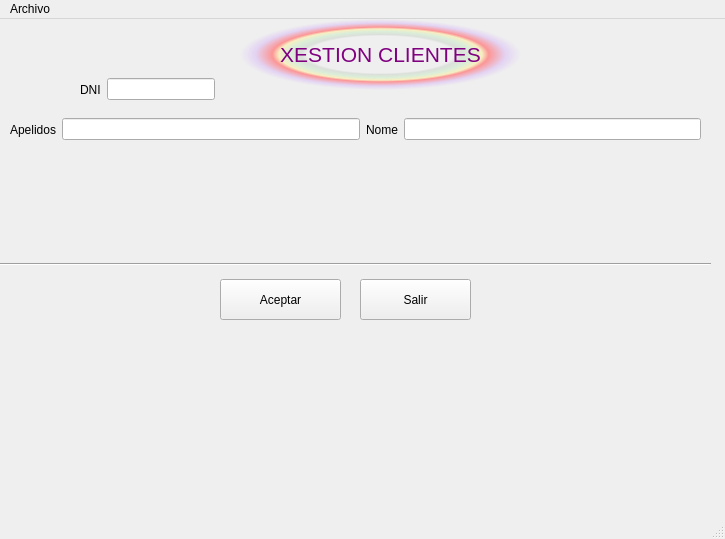
First picture: the form in window.ui, repository PortelaAtenea/BasicInterface, before the edit.
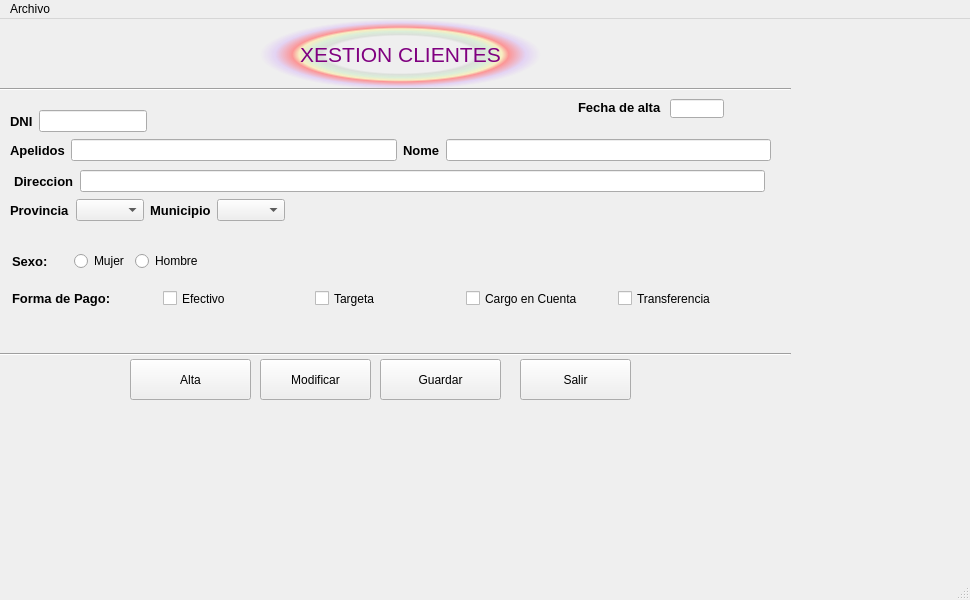
Second picture: the form after the edit. Icons and pictures are not drawn.

```diff
--- a/window.ui
+++ b/window.ui
@@ -6,8 +6,8 @@
    <rect>
     <x>0</x>
     <y>0</y>
-    <width>725</width>
-    <height>539</height>
+    <width>970</width>
+    <height>600</height>
    </rect>
   </property>
   <property name="sizePolicy">
@@ -23,20 +23,20 @@
    <widget class="QPushButton" name="btnAceptar">
     <property name="geometry">
      <rect>
-      <x>220</x>
-      <y>260</y>
+      <x>130</x>
+      <y>340</y>
       <width>121</width>
       <height>41</height>
      </rect>
     </property>
     <property name="text">
-     <string>Aceptar</string>
+     <string>Alta</string>
     </property>
    </widget>
    <widget class="QLabel" name="lblTitulo">
     <property name="geometry">
      <rect>
-      <x>240</x>
+      <x>260</x>
       <y>0</y>
       <width>281</width>
       <height>71</height>
@@ -68,8 +68,8 @@
    <widget class="QPushButton" name="btnSalir">
     <property name="geometry">
      <rect>
-      <x>360</x>
-      <y>260</y>
+      <x>520</x>
+      <y>340</y>
       <width>111</width>
       <height>41</height>
      </rect>
@@ -78,18 +78,178 @@
      <string>Salir</string>
     </property>
    </widget>
+   <widget class="Line" name="line">
+    <property name="geometry">
+     <rect>
+      <x>0</x>
+      <y>320</y>
+      <width>791</width>
+      <height>31</height>
+     </rect>
+    </property>
+    <property name="orientation">
+     <enum>Qt::Horizontal</enum>
+    </property>
+   </widget>
    <widget class="QWidget" name="layoutWidget">
     <property name="geometry">
      <rect>
-      <x>80</x>
+      <x>10</x>
+      <y>120</y>
+      <width>761</width>
+      <height>22</height>
+     </rect>
+    </property>
+    <layout class="QHBoxLayout" name="horizontalLayout_2">
+     <property name="sizeConstraint">
+      <enum>QLayout::SetNoConstraint</enum>
+     </property>
+     <item>
+      <widget class="QLabel" name="lblApel">
+       <property name="font">
+        <font>
+         <pointsize>10</pointsize>
+         <weight>75</weight>
+         <bold>true</bold>
+        </font>
+       </property>
+       <property name="text">
+        <string>Apelidos</string>
+       </property>
+      </widget>
+     </item>
+     <item>
+      <widget class="QLineEdit" name="txtApel"/>
+     </item>
+     <item>
+      <widget class="QLabel" name="lblNome_2">
+       <property name="font">
+        <font>
+         <pointsize>10</pointsize>
+         <weight>75</weight>
+         <bold>true</bold>
+        </font>
+       </property>
+       <property name="text">
+        <string>Nome</string>
+       </property>
+      </widget>
+     </item>
+     <item>
+      <widget class="QLineEdit" name="txtlNome"/>
+     </item>
+    </layout>
+   </widget>
+   <widget class="Line" name="line_2">
+    <property name="geometry">
+     <rect>
+      <x>0</x>
       <y>50</y>
+      <width>791</width>
+      <height>41</height>
+     </rect>
+    </property>
+    <property name="orientation">
+     <enum>Qt::Horizontal</enum>
+    </property>
+   </widget>
+   <widget class="QLabel" name="lblFechaAlta">
+    <property name="geometry">
+     <rect>
+      <x>578</x>
+      <y>80</y>
+      <width>86</width>
+      <height>16</height>
+     </rect>
+    </property>
+    <property name="font">
+     <font>
+      <pointsize>10</pointsize>
+      <weight>75</weight>
+      <bold>true</bold>
+     </font>
+    </property>
+    <property name="text">
+     <string>Fecha de alta</string>
+    </property>
+   </widget>
+   <widget class="QLineEdit" name="txtFechaAlta">
+    <property name="geometry">
+     <rect>
+      <x>670</x>
+      <y>80</y>
+      <width>54</width>
+      <height>19</height>
+     </rect>
+    </property>
+   </widget>
+   <widget class="QLabel" name="lbnaviso">
+    <property name="enabled">
+     <bool>true</bool>
+    </property>
+    <property name="geometry">
+     <rect>
+      <x>730</x>
+      <y>80</y>
+      <width>31</width>
+      <height>19</height>
+     </rect>
+    </property>
+    <property name="text">
+     <string/>
+    </property>
+    <property name="pixmap">
+     <pixmap>img/calendario.png</pixmap>
+    </property>
+    <property name="scaledContents">
+     <bool>true</bool>
+    </property>
+   </widget>
+   <widget class="QPushButton" name="btnAceptar_2">
+    <property name="geometry">
+     <rect>
+      <x>380</x>
+      <y>340</y>
+      <width>121</width>
+      <height>41</height>
+     </rect>
+    </property>
+    <property name="text">
+     <string>Guardar</string>
+    </property>
+   </widget>
+   <widget class="QPushButton" name="btnSalir_2">
+    <property name="geometry">
+     <rect>
+      <x>260</x>
+      <y>340</y>
+      <width>111</width>
+      <height>41</height>
+     </rect>
+    </property>
+    <property name="text">
+     <string>Modificar</string>
+    </property>
+   </widget>
+   <widget class="QWidget" name="">
+    <property name="geometry">
+     <rect>
+      <x>10</x>
+      <y>90</y>
       <width>201</width>
-      <height>41</height>
+      <height>25</height>
      </rect>
     </property>
     <layout class="QHBoxLayout" name="horizontalLayout">
      <item>
       <widget class="QLabel" name="lblDni">
+       <property name="font">
+        <font>
+         <pointsize>10</pointsize>
+         <weight>75</weight>
+         <bold>true</bold>
+        </font>
+       </property>
        <property name="text">
         <string>DNI</string>
        </property>
@@ -100,6 +260,9 @@
      </item>
      <item>
       <widget class="QLabel" name="lblValidoDni">
+       <property name="enabled">
+        <bool>true</bool>
+       </property>
        <property name="sizePolicy">
         <sizepolicy hsizetype="Expanding" vsizetype="Expanding">
          <horstretch>0</horstretch>
@@ -116,58 +279,230 @@
      </item>
     </layout>
    </widget>
-   <widget class="QWidget" name="layoutWidget">
+   <widget class="QWidget" name="">
+    <property name="geometry">
+     <rect>
+      <x>12</x>
+      <y>270</y>
+      <width>751</width>
+      <height>19</height>
+     </rect>
+    </property>
+    <layout class="QHBoxLayout" name="horizontalLayout_5">
+     <item>
+      <widget class="QLabel" name="lbFormaPago">
+       <property name="sizePolicy">
+        <sizepolicy hsizetype="Expanding" vsizetype="Preferred">
+         <horstretch>0</horstretch>
+         <verstretch>0</verstretch>
+        </sizepolicy>
+       </property>
+       <property name="font">
+        <font>
+         <pointsize>10</pointsize>
+         <weight>75</weight>
+         <bold>true</bold>
+        </font>
+       </property>
+       <property name="text">
+        <string>Forma de Pago:</string>
+       </property>
+      </widget>
+     </item>
+     <item>
+      <widget class="QCheckBox" name="chkEfectivo">
+       <property name="sizePolicy">
+        <sizepolicy hsizetype="Expanding" vsizetype="Fixed">
+         <horstretch>0</horstretch>
+         <verstretch>0</verstretch>
+        </sizepolicy>
+       </property>
+       <property name="text">
+        <string>Efectivo</string>
+       </property>
+       <attribute name="buttonGroup">
+        <string notr="true">chkGroupPago</string>
+       </attribute>
+      </widget>
+     </item>
+     <item>
+      <widget class="QCheckBox" name="chkTargeta">
+       <property name="sizePolicy">
+        <sizepolicy hsizetype="Expanding" vsizetype="Fixed">
+         <horstretch>0</horstretch>
+         <verstretch>0</verstretch>
+        </sizepolicy>
+       </property>
+       <property name="text">
+        <string>Targeta</string>
+       </property>
+       <attribute name="buttonGroup">
+        <string notr="true">chkGroupPago</string>
+       </attribute>
+      </widget>
+     </item>
+     <item>
+      <widget class="QCheckBox" name="chkCargoCuenta">
+       <property name="sizePolicy">
+        <sizepolicy hsizetype="Expanding" vsizetype="Fixed">
+         <horstretch>0</horstretch>
+         <verstretch>0</verstretch>
+        </sizepolicy>
+       </property>
+       <property name="text">
+        <string>Cargo en Cuenta</string>
+       </property>
+       <attribute name="buttonGroup">
+        <string notr="true">chkGroupPago</string>
+       </attribute>
+      </widget>
+     </item>
+     <item>
+      <widget class="QCheckBox" name="chkTransfe">
+       <property name="sizePolicy">
+        <sizepolicy hsizetype="Expanding" vsizetype="Fixed">
+         <horstretch>0</horstretch>
+         <verstretch>0</verstretch>
+        </sizepolicy>
+       </property>
+       <property name="text">
+        <string>Transferencia</string>
+       </property>
+       <attribute name="buttonGroup">
+        <string notr="true">chkGroupPago</string>
+       </attribute>
+      </widget>
+     </item>
+    </layout>
+   </widget>
+   <widget class="QWidget" name="">
+    <property name="geometry">
+     <rect>
+      <x>12</x>
+      <y>232</y>
+      <width>191</width>
+      <height>21</height>
+     </rect>
+    </property>
+    <layout class="QHBoxLayout" name="horizontalLayout_4">
+     <item>
+      <widget class="QLabel" name="lblSexo">
+       <property name="font">
+        <font>
+         <pointsize>10</pointsize>
+         <weight>75</weight>
+         <bold>true</bold>
+        </font>
+       </property>
+       <property name="text">
+        <string>Sexo:</string>
+       </property>
+      </widget>
+     </item>
+     <item>
+      <widget class="QRadioButton" name="rbtFem">
+       <property name="text">
+        <string>Mujer</string>
+       </property>
+       <attribute name="buttonGroup">
+        <string notr="true">rbtGroupSex</string>
+       </attribute>
+      </widget>
+     </item>
+     <item>
+      <widget class="QRadioButton" name="rbtHom">
+       <property name="text">
+        <string>Hombre</string>
+       </property>
+       <attribute name="buttonGroup">
+        <string notr="true">rbtGroupSex</string>
+       </attribute>
+      </widget>
+     </item>
+    </layout>
+   </widget>
+   <widget class="QWidget" name="">
+    <property name="geometry">
+     <rect>
+      <x>14</x>
+      <y>151</y>
+      <width>751</width>
+      <height>22</height>
+     </rect>
+    </property>
+    <layout class="QHBoxLayout" name="horizontalLayout_3">
+     <item>
+      <widget class="QLabel" name="lbDir">
+       <property name="font">
+        <font>
+         <pointsize>10</pointsize>
+         <weight>75</weight>
+         <bold>true</bold>
+        </font>
+       </property>
+       <property name="text">
+        <string>Direccion</string>
+       </property>
+      </widget>
+     </item>
+     <item>
+      <widget class="QLineEdit" name="txtDir"/>
+     </item>
+    </layout>
+   </widget>
+   <widget class="QWidget" name="">
     <property name="geometry">
      <rect>
       <x>10</x>
-      <y>90</y>
-      <width>691</width>
-      <height>41</height>
+      <y>180</y>
+      <width>276</width>
+      <height>22</height>
      </rect>
     </property>
-    <layout class="QHBoxLayout" name="horizontalLayout_2">
+    <layout class="QHBoxLayout" name="horizontalLayout_6">
      <item>
-      <widget class="QLabel" name="lblApel">
+      <widget class="QLabel" name="lblPro">
+       <property name="font">
+        <font>
+         <pointsize>10</pointsize>
+         <weight>75</weight>
+         <bold>true</bold>
+        </font>
+       </property>
        <property name="text">
-        <string>Apelidos</string>
+        <string>Provincia</string>
        </property>
       </widget>
      </item>
      <item>
-      <widget class="QLineEdit" name="txtApel"/>
+      <widget class="QComboBox" name="cmbProv"/>
      </item>
      <item>
-      <widget class="QLabel" name="lblNome_2">
+      <widget class="QLabel" name="lblMuni">
+       <property name="font">
+        <font>
+         <pointsize>10</pointsize>
+         <weight>75</weight>
+         <bold>true</bold>
+        </font>
+       </property>
        <property name="text">
-        <string>Nome</string>
+        <string>Municipio</string>
        </property>
       </widget>
      </item>
      <item>
-      <widget class="QLineEdit" name="txtlNome"/>
+      <widget class="QComboBox" name="cmbMuni"/>
      </item>
     </layout>
    </widget>
-   <widget class="Line" name="line">
-    <property name="geometry">
-     <rect>
-      <x>0</x>
-      <y>230</y>
-      <width>711</width>
-      <height>31</height>
-     </rect>
-    </property>
-    <property name="orientation">
-     <enum>Qt::Horizontal</enum>
-    </property>
-   </widget>
   </widget>
   <widget class="QMenuBar" name="menubar">
    <property name="geometry">
     <rect>
      <x>0</x>
      <y>0</y>
-     <width>725</width>
+     <width>970</width>
      <height>21</height>
     </rect>
    </property>
```
Left out of the diff: 8 changed lines with no effect on the pictures.
